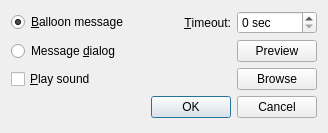
First picture: the form in plugins/schedule/gui/task_advanced_settings_dialog.ui, repository Kolcha/DigitalClock4, before the edit.
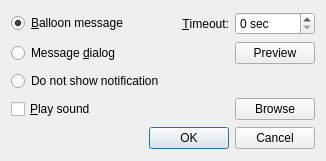
Second picture: the form after the edit.

Commit message:
schedule: support no notifications mode
branch : plugins

```diff
--- a/plugins/schedule/gui/task_advanced_settings_dialog.ui
+++ b/plugins/schedule/gui/task_advanced_settings_dialog.ui
@@ -6,8 +6,8 @@
    <rect>
     <x>0</x>
     <y>0</y>
-    <width>328</width>
-    <height>133</height>
+    <width>326</width>
+    <height>161</height>
    </rect>
   </property>
   <property name="windowTitle">
@@ -27,16 +27,6 @@
      </property>
     </widget>
    </item>
-   <item row="3" column="0" colspan="3">
-    <widget class="QDialogButtonBox" name="buttonBox">
-     <property name="orientation">
-      <enum>Qt::Horizontal</enum>
-     </property>
-     <property name="standardButtons">
-      <set>QDialogButtonBox::Cancel|QDialogButtonBox::Ok</set>
-     </property>
-    </widget>
-   </item>
    <item row="1" column="0">
     <widget class="QRadioButton" name="msg_dialog_rbtn">
      <property name="text">
@@ -64,6 +54,27 @@
      </property>
     </widget>
    </item>
+   <item row="3" column="2">
+    <widget class="QPushButton" name="browse_btn">
+     <property name="text">
+      <string>Browse</string>
+     </property>
+    </widget>
+   </item>
+   <item row="3" column="0" colspan="2">
+    <widget class="QCheckBox" name="play_sound_enabled">
+     <property name="text">
+      <string>&amp;Play sound</string>
+     </property>
+    </widget>
+   </item>
+   <item row="0" column="2">
+    <widget class="QSpinBox" name="timeout_edit">
+     <property name="suffix">
+      <string extracomment="seconds"> sec</string>
+     </property>
+    </widget>
+   </item>
    <item row="0" column="0">
     <widget class="QRadioButton" name="msg_balloon_rbtn">
      <property name="text">
@@ -74,26 +85,35 @@
      </property>
     </widget>
    </item>
-   <item row="0" column="2">
-    <widget class="QSpinBox" name="timeout_edit">
-     <property name="suffix">
-      <string extracomment="seconds"> sec</string>
+   <item row="2" column="0" colspan="3">
+    <widget class="QRadioButton" name="msg_not_show_rbtn">
+     <property name="text">
+      <string>Do not show notification</string>
      </property>
     </widget>
    </item>
-   <item row="2" column="0" colspan="2">
-    <widget class="QCheckBox" name="play_sound_enabled">
-     <property name="text">
-      <string>&amp;Play sound</string>
+   <item row="4" column="0" colspan="3">
+    <widget class="QDialogButtonBox" name="buttonBox">
+     <property name="orientation">
+      <enum>Qt::Horizontal</enum>
      </property>
+     <property name="standardButtons">
+      <set>QDialogButtonBox::Cancel|QDialogButtonBox::Ok</set>
+     </property>
     </widget>
    </item>
-   <item row="2" column="2">
-    <widget class="QPushButton" name="browse_btn">
-     <property name="text">
-      <string>Browse</string>
+   <item row="1" column="1">
+    <spacer name="horizontalSpacer">
+     <property name="orientation">
+      <enum>Qt::Horizontal</enum>
      </property>
-    </widget>
+     <property name="sizeHint" stdset="0">
+      <size>
+       <width>89</width>
+       <height>20</height>
+      </size>
+     </property>
+    </spacer>
    </item>
   </layout>
  </widget>
```
Left out of the diff: 13 changed lines with no effect on the pictures.
